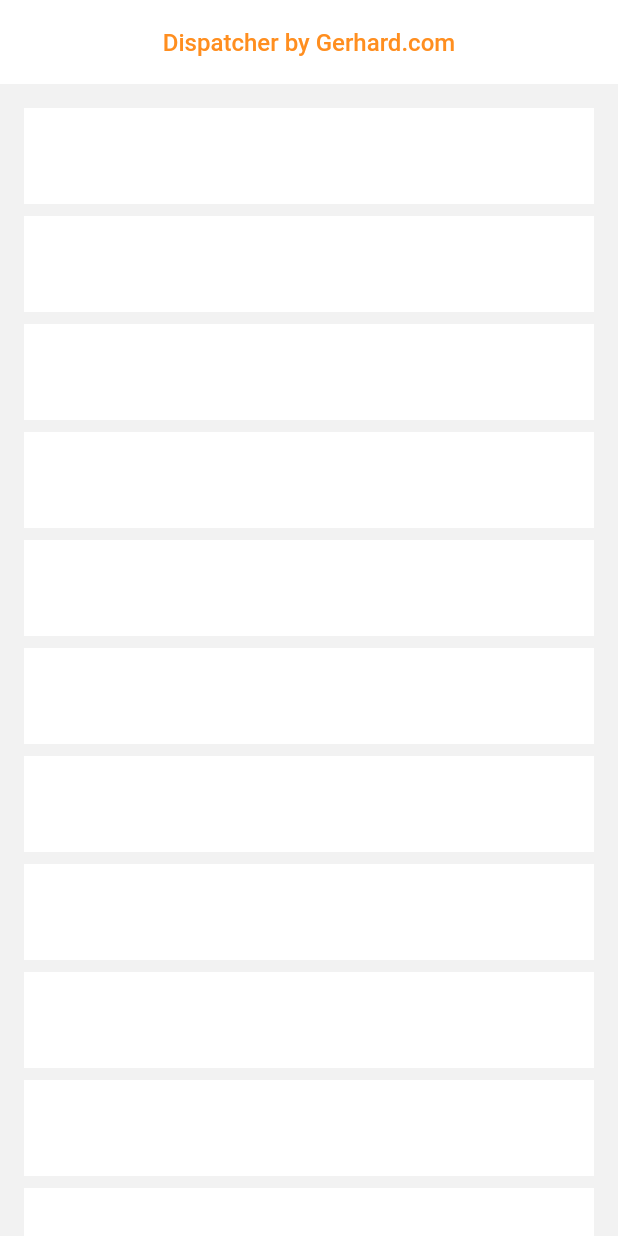
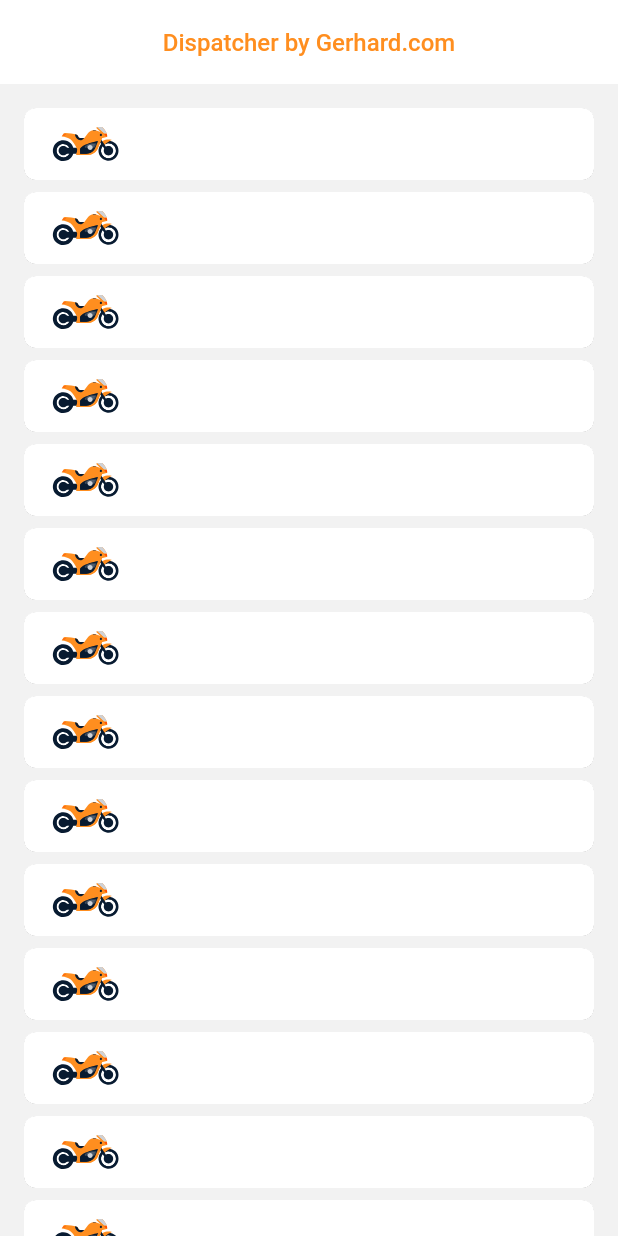
Before and after one commit to Gera-sim/Flutter_Dart, a Flutter app: the screen it shows after launch, on a phone screen of 412 x 824 dp. Run offline on Flutter 3.47's test engine with Material 3 defaults, Android fonts, the phone set to English and light mode, and no system bars; our stand-ins replace flutter_svg.

Commit message:
4.1 Card

```diff
--- a/lib/design/dimensions.dart
+++ b/lib/design/dimensions.dart
@@ -1,5 +1,8 @@
 const double elevation0 = 0;
+const double elevation006 = 0.06;
 const double height8 = 8;
 const double fontSize16 = 16;
+const double padding8 = 8;
 const double padding16 = 16;
 const double height64 = 64;
+const double radius8 = 8;
--- /dev/null
+++ b/lib/pages/vehicle/vehicle_item.dart
@@ -0,0 +1,37 @@
+import 'package:flutter/material.dart';
+import '../../design/images.dart';
+import '../../design/dimensions.dart';
+import '../../design/colors.dart';
+
+class VehicleItem extends StatelessWidget {
+  const VehicleItem({super.key});
+
+  @override
+  Widget build(BuildContext context) {
+    return Card(
+      color: surfaceColor,
+      margin: EdgeInsets.zero,
+      elevation: elevation006,
+      shape:
+          RoundedRectangleBorder(borderRadius: BorderRadius.circular(radius8)),
+      child: InkWell(
+        borderRadius: BorderRadius.circular(radius8),
+        onTap: () {},
+        child: Padding(
+          padding: const EdgeInsets.only(left: padding8, right: padding16),
+          child: Row(
+            children: <Widget>[vehicleMotorcycleImage, _title(), _state()],
+          ),
+        ),
+      ),
+    );
+  }
+
+  Widget _title() {
+    return Container();
+  }
+
+  Widget _state() {
+    return Container();
+  }
+}
--- a/lib/pages/vehicle/vehicle_list.dart
+++ b/lib/pages/vehicle/vehicle_list.dart
@@ -1,5 +1,6 @@
 import 'package:flutter/cupertino.dart';
 import 'package:untitled/design/dimensions.dart';
+import 'package:untitled/pages/vehicle/vehicle_item.dart';
 import '../../design/colors.dart';
 
 class VehicleList extends StatelessWidget {
@@ -19,7 +20,7 @@ class VehicleList extends StatelessWidget {
         return const SizedBox(height: height8);
       },
       itemBuilder: (BuildContext context, int index) {
-        return Container(height: height64, color: surfaceColor);
+        return VehicleItem();
       },
     );
   }
```
